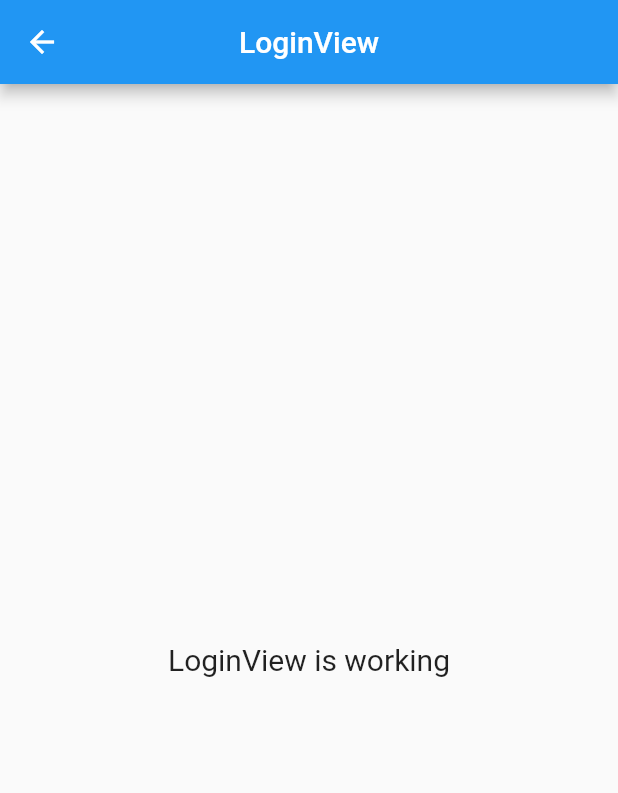
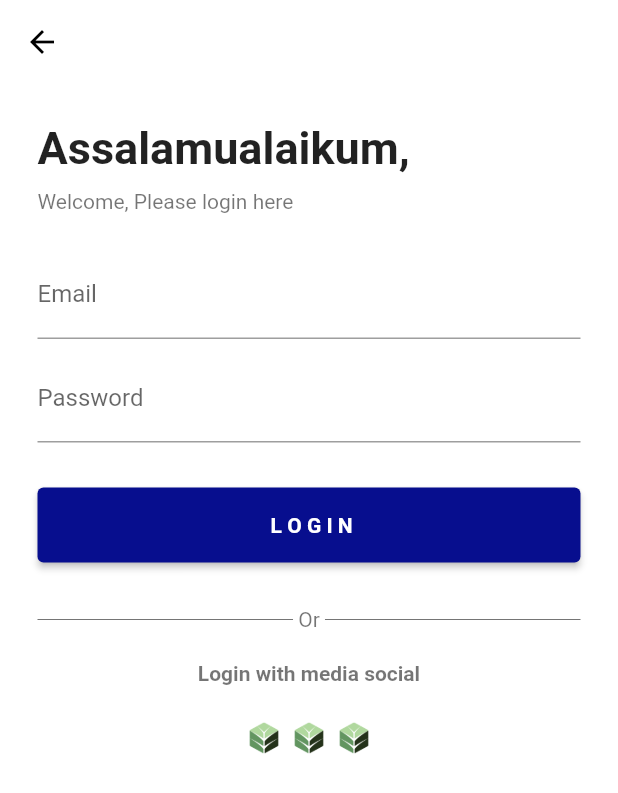
Before and after one commit to syah769/aplikasi_spp, a Flutter app: the LoginView screen opened by its route, on a phone screen of 412 x 824 dp. Shown: the top 793 px of the screen. Run offline on Flutter 3.47's test engine with Material 2 defaults, Android fonts, the phone set to English and light mode, and no system bars; our stand-ins replace get.

Commit message:
laravel api - 14
Design login page

```diff
--- a/lib/app/modules/home/views/home_view.dart
+++ b/lib/app/modules/home/views/home_view.dart
@@ -1,6 +1,5 @@
 // ignore_for_file: prefer_const_constructors, sort_child_properties_last
 
-import 'package:aplikasi_spp/app/routes/app_pages.dart';
 import 'package:flutter/material.dart';
 
 import 'package:get/get.dart';
--- a/lib/app/modules/login/views/login_view.dart
+++ b/lib/app/modules/login/views/login_view.dart
@@ -1,3 +1,5 @@
+// ignore_for_file: prefer_const_constructors, prefer_const_literals_to_create_immutables, avoid_unnecessary_containers, sort_child_properties_last
+
 import 'package:flutter/material.dart';
 
 import 'package:get/get.dart';
@@ -10,13 +12,104 @@ class LoginView extends GetView<LoginController> {
   Widget build(BuildContext context) {
     return Scaffold(
       appBar: AppBar(
-        title: const Text('LoginView'),
-        centerTitle: true,
+        backgroundColor: Colors.white,
+        elevation: 0,
+        foregroundColor: Colors.black,
       ),
-      body: const Center(
-        child: Text(
-          'LoginView is working',
-          style: TextStyle(fontSize: 20),
+      backgroundColor: Colors.white,
+      body: Container(
+        padding: EdgeInsets.all(25),
+        child: Column(
+          crossAxisAlignment: CrossAxisAlignment.start,
+          children: [
+            Text(
+              "Assalamualaikum, ",
+              style: TextStyle(
+                fontWeight: FontWeight.bold,
+                fontSize: 30,
+              ),
+            ),
+            SizedBox(height: 10),
+            Text(
+              "Welcome, Please login here",
+              style: TextStyle(
+                color: Colors.black54,
+              ),
+            ),
+            SizedBox(height: 25),
+            TextField(
+              decoration: InputDecoration(
+                labelText: "Email",
+              ),
+            ),
+            SizedBox(height: 10),
+            TextField(
+              decoration: InputDecoration(
+                labelText: "Password",
+              ),
+            ),
+            SizedBox(height: 30),
+            ElevatedButton(
+              onPressed: () {},
+              child: Text(
+                " L O G I N",
+                style: TextStyle(
+                  color: Colors.white,
+                  fontWeight: FontWeight.bold,
+                ),
+              ),
+              style: ElevatedButton.styleFrom(
+                backgroundColor: Color.fromARGB(255, 7, 14, 142),
+                fixedSize: Size(Get.width, 50),
+              ),
+            ),
+            SizedBox(height: 30),
+            Row(
+              children: [
+                Expanded(
+                  child: Divider(
+                    height: 2,
+                    color: Colors.black54,
+                  ),
+                ),
+                Text(
+                  " Or ",
+                  style: TextStyle(color: Colors.black54),
+                ),
+                Expanded(
+                  child: Divider(
+                    height: 5,
+                    color: Colors.black54,
+                  ),
+                ),
+              ],
+            ),
+            SizedBox(height: 20),
+            Center(
+              child: Column(
+                children: [
+                  Text(
+                    "Login with media social",
+                    style: TextStyle(
+                      fontWeight: FontWeight.bold,
+                      color: Colors.black54,
+                    ),
+                  ),
+                  SizedBox(height: 20),
+                  Row(
+                    mainAxisAlignment: MainAxisAlignment.center,
+                    children: [
+                      Image.asset("images/logo.png", width: 30),
+                      SizedBox(height: 30),
+                      Image.asset("images/logo.png", width: 30),
+                      SizedBox(height: 30),
+                      Image.asset("images/logo.png", width: 30),
+                    ],
+                  )
+                ],
+              ),
+            )
+          ],
         ),
       ),
     );
```
